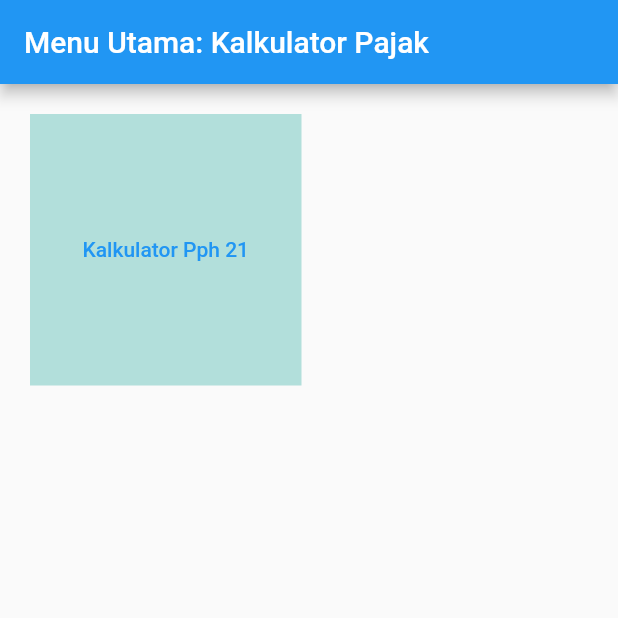
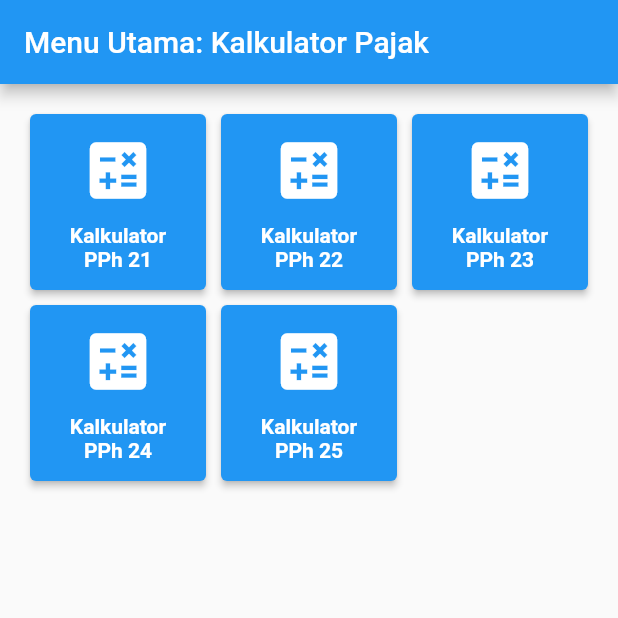
Before and after one commit to moohat/wisatabogor, a Flutter app: the screen it shows after launch, on a phone screen of 412 x 824 dp, the top half of it. Run offline on Flutter 3.47's test engine with Material 2 defaults, Android fonts, the phone set to English and light mode, and no system bars; our stand-ins replace animated_splash_screen, lottie, page_transition.

Commit message:
create gridview

```diff
--- a/lib/menu_screen.dart
+++ b/lib/menu_screen.dart
@@ -14,30 +14,145 @@ class _MenuScreenState extends State<MenuScreen> {
     return Scaffold(
       appBar: AppBar(title: Text("Menu Utama: Kalkulator Pajak")),
       body: GridView.count(
-          primary: false,
-          padding: const EdgeInsets.all(20),
+        //mengatur jumlah kotak per baris
+        crossAxisCount: 3,
+        //mengatur jarak padding ketepi
+        padding: EdgeInsets.all(20.0),
+        //mengatur spasi ke samping
         crossAxisSpacing: 10,
+        //spasi ke bawah
         mainAxisSpacing: 10,
-          crossAxisCount: 2,
-          children: <Widget>[
-            Container(
-              padding: const EdgeInsets.all(8),
-              color: Colors.teal[100],
-              child: Center(
-                  child: TextButton(
-                style: ButtonStyle(
-                  foregroundColor:
-                      MaterialStateProperty.all<Color>(Colors.blue),
+        children: [
+          //PPh21
+          ElevatedButton(
+            child: const Column(
+              mainAxisAlignment: MainAxisAlignment.center,
+              children: [
+                // Image.asset('assets/images/image2.png'),
+                Icon(
+                  Icons.calculate,
+                  size: 50.0,
+                ),
+                SizedBox(height: 10),
+                Text(
+                  'Kalkulator PPh 21',
+                  style: TextStyle(fontWeight: FontWeight.bold),
+                  textAlign: TextAlign.center,
+                ),
+              ],
             ),
             onPressed: () {
-                  Navigator.push(context, MaterialPageRoute(builder: (context) {
-                    return MenuPph21();
-                  }));
+              //pindah halaman ke halaman kalkulator Pph21
+              Navigator.push(
+                  context,
+                  PageRouteBuilder(
+                    pageBuilder: (context, animation, secondaryAnimation) =>
+                        MenuPph21(),
+                    transitionDuration: Duration(seconds: 1),
+                    transitionsBuilder:
+                        (context, animation, secondaryAnimation, child) {
+                      // Gunakan animasi fade in/out untuk transisi halaman
+                      return SlideTransition(
+                        // opacity: animation,
+                        position: animation.drive(Tween<Offset>(
+                            begin: Offset(0, 1), end: Offset(0, 0))),
+                        child: child,
+                      );
                     },
-                child: Text('Kalkulator Pph 21'),
-              )),
+                  ));
+            },
+          ),
+          //Pph22
+          ElevatedButton(
+            child: const Column(
+              mainAxisAlignment: MainAxisAlignment.center,
+              children: [
+                // Image.asset('assets/images/image2.png'),
+                Icon(
+                  Icons.calculate,
+                  size: 50.0,
+                ),
+                SizedBox(height: 10),
+                Text(
+                  'Kalkulator PPh 22',
+                  style: TextStyle(fontWeight: FontWeight.bold),
+                  textAlign: TextAlign.center,
                 ),
               ],
-        ));
+            ),
+            onPressed: () {
+              print('Button 2 ditekan');
+            },
+          ),
+
+          //Pph23
+          ElevatedButton(
+            child: const Column(
+              mainAxisAlignment: MainAxisAlignment.center,
+              children: [
+                // Image.asset('assets/images/image2.png'),
+                Icon(
+                  Icons.calculate,
+                  size: 50.0,
+                ),
+                SizedBox(height: 10),
+                Text(
+                  'Kalkulator PPh 23',
+                  style: TextStyle(fontWeight: FontWeight.bold),
+                  textAlign: TextAlign.center,
+                ),
+              ],
+            ),
+            onPressed: () {
+              print('Button 2 ditekan');
+            },
+          ),
+          //Pph24
+          ElevatedButton(
+            child: const Column(
+              mainAxisAlignment: MainAxisAlignment.center,
+              children: [
+                // Image.asset('assets/images/image2.png'),
+                Icon(
+                  Icons.calculate,
+                  size: 50.0,
+                ),
+                SizedBox(height: 10),
+                Text(
+                  'Kalkulator PPh 24',
+                  style: TextStyle(fontWeight: FontWeight.bold),
+                  textAlign: TextAlign.center,
+                ),
+              ],
+            ),
+            onPressed: () {
+              print('Button 2 ditekan');
+            },
+          ),
+          //Pph25
+          ElevatedButton(
+            child: const Column(
+              mainAxisAlignment: MainAxisAlignment.center,
+              children: [
+                // Image.asset('assets/images/image2.png'),
+                Icon(
+                  Icons.calculate,
+                  size: 50.0,
+                ),
+                SizedBox(height: 10),
+                Text(
+                  'Kalkulator PPh 25',
+                  style: TextStyle(fontWeight: FontWeight.bold),
+                  textAlign: TextAlign.center,
+                ),
+              ],
+            ),
+            onPressed: () {
+              print('Button 2 ditekan');
+            },
+          ),
+        ],
+      ),
+    );
   }
 }
```
Also changed, not shown: lib/menu_pph21.dart (+35 -1 lines). Lines whose indentation alone changed are shown as unchanged.
